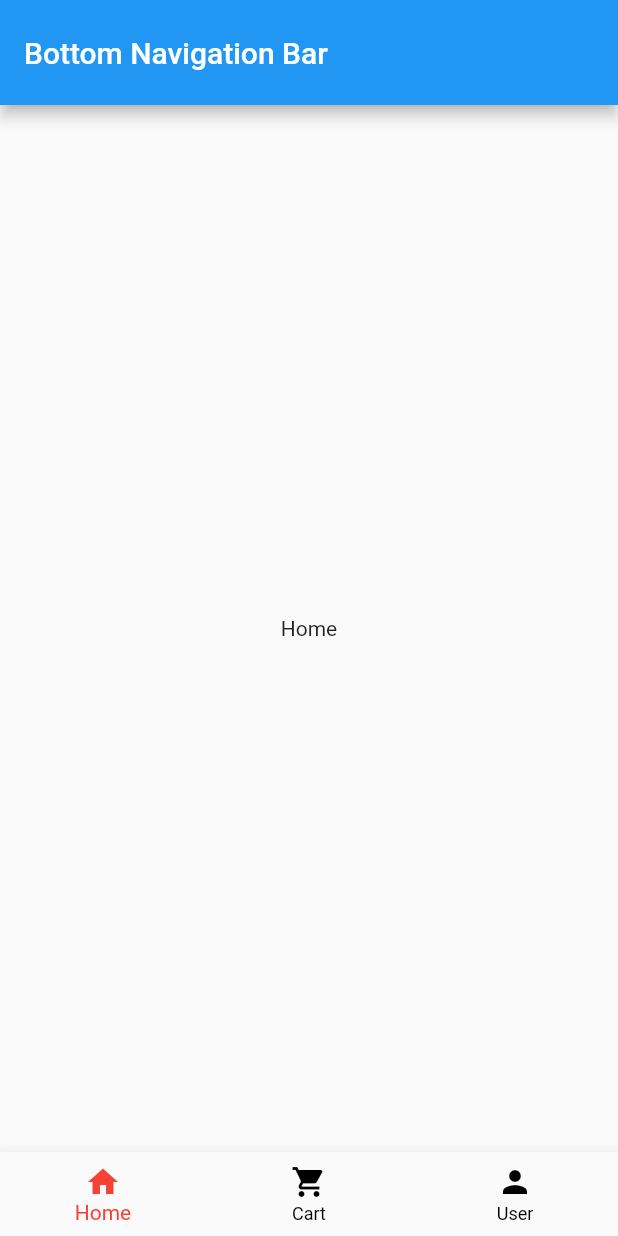
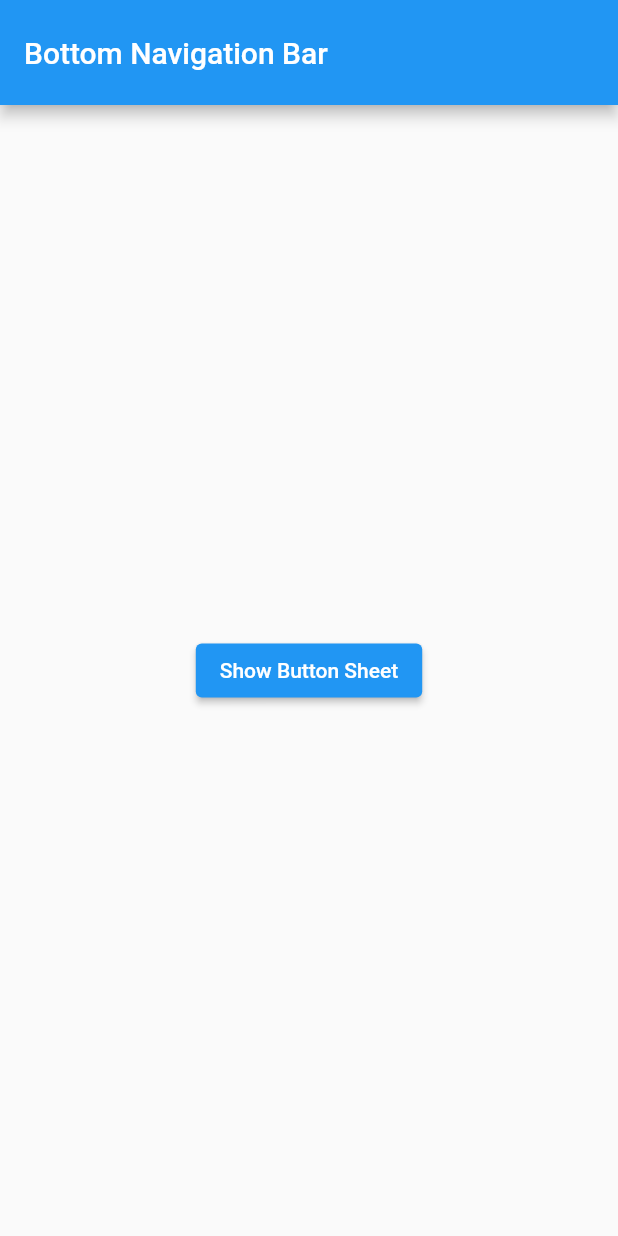
Before and after one commit to rianllauo/Flutter_basic, a Flutter app: the screen it shows after launch, on a phone screen of 412 x 824 dp. Run offline on Flutter 3.47's test engine with Material 2 defaults, Android fonts, the phone set to English and light mode, and no system bars.

Commit message:
bottom sheet bar

```diff
--- a/lib/main.dart
+++ b/lib/main.dart
@@ -24,48 +24,59 @@ class HomePage extends StatefulWidget {
 }
 
 class _HomePageState extends State<HomePage> {
-  int? indexTab;
-
-  late List showWidget = [
-    Center(
-      child: Text('Home'),
-    ),
-    Center(
-      child: Text('Cart'),
-    ),
-    Center(
-      child: Text('User'),
-    ),
-  ];
-
-  @override
-  void initState() {
-    indexTab = 0;
-    super.initState();
-  }
-
   @override
   Widget build(BuildContext context) {
     return Scaffold(
-        appBar: AppBar(
-          toolbarHeight: 70,
-          backgroundColor: Colors.blue,
-          title: const Text('Bottom Navigation Bar'),
+      appBar: AppBar(
+        toolbarHeight: 70,
+        backgroundColor: Colors.blue,
+        title: const Text('Bottom Navigation Bar'),
+      ),
+      body: Center(
+        child: Padding(
+          padding: EdgeInsets.all(30),
+          child: ElevatedButton(
+              onPressed: () {
+                showModalBottomSheet(
+                  isDismissible: false,
+                  shape: RoundedRectangleBorder(
+                    borderRadius: BorderRadius.only(
+                        topLeft: Radius.circular(15),
+                        topRight: Radius.circular(15)),
+                  ),
+                  context: context,
+                  builder: (context) {
+                    return Container(
+                      height: 250,
+                      padding: EdgeInsets.only(top: 20),
+                      child: ListView(
+                        children: [
+                          ListTile(
+                            leading: Icon(Icons.home),
+                            title: Text('Home'),
+                          ),
+                          ListTile(
+                            leading: Icon(Icons.shop),
+                            title: Text('Shop'),
+                          ),
+                          ListTile(
+                            leading: Icon(Icons.shopping_bag),
+                            title: Text('Cart'),
+                          ),
+                          ListTile(
+                            leading: Icon(Icons.cancel),
+                            title: Text('Cancle'),
+                            onTap: () => Navigator.pop(context),
+                          ),
+                        ],
+                      ),
+                    );
+                  },
+                );
+              },
+              child: Text('Show Button Sheet')),
         ),
-        body: showWidget[indexTab!],
-        bottomNavigationBar: BottomNavigationBar(
-          currentIndex: indexTab!,
-          selectedItemColor: Colors.red,
-          unselectedItemColor: Colors.black,
-          onTap: (value) => setState(() {
-            indexTab = value;
-          }),
-          items: [
-            BottomNavigationBarItem(icon: Icon(Icons.home), label: 'Home'),
-            BottomNavigationBarItem(
-                icon: Icon(Icons.shopping_cart), label: 'Cart'),
-            BottomNavigationBarItem(icon: Icon(Icons.person), label: 'User'),
-          ],
-        ));
+      ),
+    );
   }
 }
```
